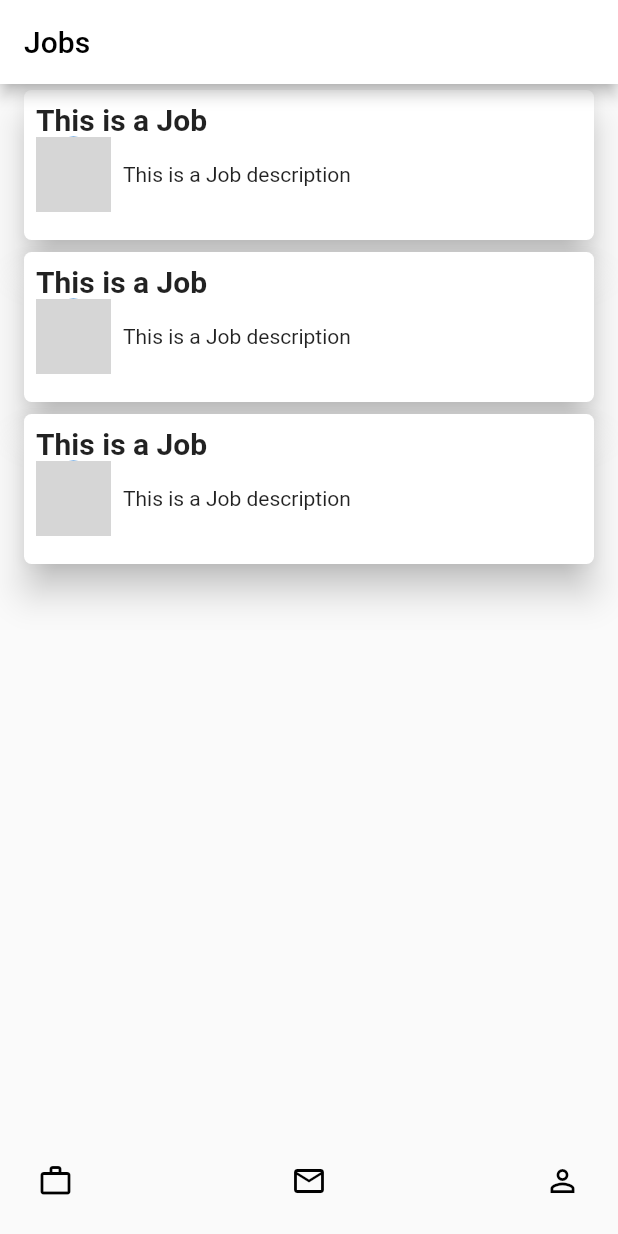
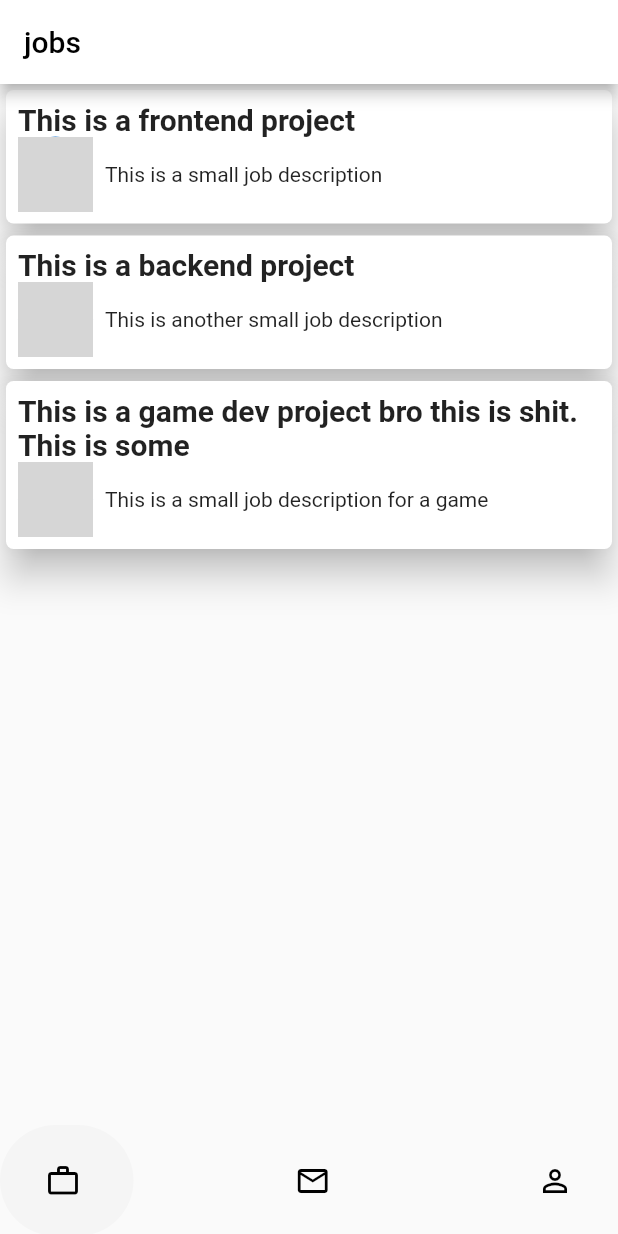
Before and after one commit to Lioncat2002/A-job-board, a Flutter app: the screen it shows after launch, on a phone screen of 412 x 824 dp. Run offline on Flutter 3.47's test engine with Material 2 defaults, Android fonts, the phone set to English and light mode, and no system bars; drawn by our look-alikes of google_nav_bar; network calls fail; grey boxes are pictures that could not be loaded.

Commit message:
feat: pages now working

```diff
--- a/lib/components/card.dart
+++ b/lib/components/card.dart
@@ -1,50 +1,111 @@
-import 'dart:html';
-
 import 'package:flutter/material.dart';
 
-InkWell jobCard(BuildContext context) {
-  return InkWell(
-    onTap: () => showDialog(
+class JobCard extends StatefulWidget {
+  final String jobTitle;
+
+  final String jobDescription;
+
+  final String smallJobDescription;
+
+  const JobCard({
+    super.key,
+    required this.jobTitle,
+    required this.smallJobDescription,
+    required this.jobDescription,
+  });
+
+  @override
+  State<StatefulWidget> createState() => JobCardState();
+}
+
+class JobCardState extends State<JobCard> {
+  @override
+  Widget build(BuildContext context) {
+    return InkWell(
+      onTap: () => generateDialog(context),
+      child: Card(
+        elevation: 10,
+        shadowColor: Colors.black,
+        shape: const RoundedRectangleBorder(
+          borderRadius: BorderRadius.all(Radius.circular(5)),
+        ),
+        child: Flexible(
+          //flex: 3,
+          child: Padding(
+            padding: const EdgeInsets.all(8.0),
+            child: Column(
+              crossAxisAlignment: CrossAxisAlignment.start,
+              children: [
+                Text(
+                  //title
+                  widget.jobTitle,
+                  style: const TextStyle(
+                    fontWeight: FontWeight.w600,
+                    fontSize: 20,
+                  ),
+                ),
+                Row(
+                  children: [
+                    const CircleAvatar(
+                      radius: 25,
+                      backgroundImage: NetworkImage("https://picsum.photos/50"),
+                    ),
+                    Padding(
+                      padding: const EdgeInsets.all(8.0),
+                      child: Text(widget.smallJobDescription),
+                    ),
+                  ],
+                ),
+              ],
+            ),
+          ),
+        ),
+      ),
+    );
+  }
+
+  Future<dynamic> generateDialog(BuildContext context) {
+    return showDialog(
       context: context,
       builder: (BuildContext context) {
         return Dialog(
-          child: SizedBox(
-            width: 200,
-            height: 350,
+          child: Flexible(
             child: Padding(
               padding: const EdgeInsets.all(8.0),
               child: SingleChildScrollView(
                 child: Column(
-                  //crossAxisAlignment: CrossAxisAlignment.start,
                   children: [
                     Row(
-                      children: const [
-                        CircleAvatar(
+                      children: [
+                        const CircleAvatar(
                           radius: 25,
                           backgroundImage:
                               NetworkImage("https://picsum.photos/50"),
                         ),
-                        Padding(padding: EdgeInsets.all(4)),
-                        Text(
-                          //title
-                          "This is a Job",
-                          style: TextStyle(
-                            fontWeight: FontWeight.w600,
-                            fontSize: 20,
+                        const Padding(padding: EdgeInsets.all(4)),
+                        Flexible(
+                          child: Text(
+                            //title
+                            widget.jobTitle,
+                            style: const TextStyle(
+                              fontWeight: FontWeight.w600,
+                              fontSize: 20,
+                            ),
                           ),
                         ),
                       ],
                     ),
-                    const Text(
+                    Text(
+                      widget.jobDescription,
                       //title
-                      "Lorem ipsum dolor sit amet, consectetur adipiscing elit, sed do"
-                      "eiusmod tempor incididunt ut labore et dolore magna aliqua."
-                      " Ut enim ad minim veniam, quis nostrud exercitation ullamco "
-                      "laboris nisi ut aliquip ex ea commodo consequat. Duis aute irure "
-                      "dolor in reprehenderit in voluptate velit esse cillum dolore eu "
-                      "fugiat nulla pariatur. Excepteur sint occaecat cupidatat non proident,"
-                      " sunt in culpa qui officia deserunt mollit anim id est laborum.",
-                      style: TextStyle(
+                      //"Lorem ipsum dolor sit amet, consectetur adipiscing elit, sed do"
+                      //"eiusmod tempor incididunt ut labore et dolore magna aliqua."
+                      //" Ut enim ad minim veniam, quis nostrud exercitation ullamco "
+                      //"laboris nisi ut aliquip ex ea commodo consequat. Duis aute irure "
+                      //"dolor in reprehenderit in voluptate velit esse cillum dolore eu "
+                      //"fugiat nulla pariatur. Excepteur sint occaecat cupidatat non proident,"
+                      //" sunt in culpa qui officia deserunt mollit anim id est laborum.",
+                      style: const TextStyle(
                         fontWeight: FontWeight.w400,
                         fontSize: 15,
                       ),
@@ -64,45 +125,6 @@ InkWell jobCard(BuildContext context) {
           ),
         );
       },
-    ),
-    child: Card(
-      elevation: 10,
-      shadowColor: Colors.black,
-      shape: const RoundedRectangleBorder(
-        borderRadius: BorderRadius.all(Radius.circular(5)),
-      ),
-      child: SizedBox(
-        width: 380,
-        height: 100,
-        child: Padding(
-          padding: const EdgeInsets.all(8.0),
-          child: Column(
-            crossAxisAlignment: CrossAxisAlignment.start,
-            children: [
-              const Text(
-                //title
-                "This is a Job",
-                style: TextStyle(
-                  fontWeight: FontWeight.w600,
-                  fontSize: 20,
-                ),
-              ),
-              Row(
-                children: const [
-                  CircleAvatar(
-                    radius: 25,
-                    backgroundImage: NetworkImage("https://picsum.photos/50"),
-                  ),
-                  Padding(
-                    padding: EdgeInsets.all(8.0),
-                    child: Text("This is a Job description"),
-                  ),
-                ],
-              ),
-            ],
-          ),
-        ),
-      ),
-    ),
-  );
+    );
+  }
 }
--- a/lib/components/nav_bar.dart
+++ /dev/null
@@ -1,16 +0,0 @@
-import 'package:flutter/material.dart';
-import 'package:google_nav_bar/google_nav_bar.dart';
-
-GNav navBar() {
-  return const GNav(tabs: [
-    GButton(
-      icon: Icons.work_outline,
-    ),
-    GButton(
-      icon: Icons.mail_outline,
-    ),
-    GButton(
-      icon: Icons.person_outline,
-    ),
-  ]);
-}
--- a/lib/main.dart
+++ b/lib/main.dart
@@ -1,8 +1,7 @@
 import 'package:flutter/material.dart';
 import 'package:flutter/services.dart';
-
-import 'components/card.dart';
-import 'components/nav_bar.dart';
+import 'package:google_nav_bar/google_nav_bar.dart';
+import 'package:job_board/pages/job_page.dart';
 
 void main() {
   runApp(const MyApp());
@@ -16,7 +15,7 @@ class MyApp extends StatelessWidget {
   @override
   Widget build(BuildContext context) {
     return MaterialApp(
-      title: 'Flutter Demo',
+      title: 'Job Board',
       theme: ThemeData(
         primarySwatch: Colors.blue,
       ),
@@ -35,33 +34,71 @@ class HomePage extends StatefulWidget {
 
 class _MyHomePageState extends State<HomePage> {
   final GlobalKey<ScaffoldState> _scaffoldKey = GlobalKey<ScaffoldState>();
+  int selectedidx = 0;
+  static final List<Widget> _titles = [
+    const Text(
+      "jobs",
+      style: TextStyle(color: Colors.black),
+    ),
+    const Text(
+      "messages",
+      style: TextStyle(color: Colors.black),
+    ),
+    const Text(
+      "profile",
+      style: TextStyle(color: Colors.black),
+    ),
+  ];
+  static final List<Widget> _pages = [
+    const Job(),
+    const Center(
+      child: Text("Messages"),
+    ),
+    const Center(
+      child: Text("Profile"),
+    ),
+  ];
   @override
   Widget build(BuildContext context) {
     return Scaffold(
       key: _scaffoldKey,
       drawerEnableOpenDragGesture: false,
-      endDrawer: const Drawer(
-        child: Text("Yomama"),
-        width: 350,
-      ),
       appBar: AppBar(
         automaticallyImplyLeading: false,
         backgroundColor: Colors.white,
-        title: const Text(
-          "Jobs",
-          style: TextStyle(color: Colors.black),
-        ),
+        title: _titles.elementAt(selectedidx),
       ),
-      body: Center(
-        child: Column(
-          children: [
-            jobCard(context),
-            jobCard(context),
-            jobCard(context),
-          ],
-        ),
+      body: SafeArea(
+        child: _pages.elementAt(selectedidx),
+      ), //for changes the pages
+      bottomNavigationBar: GNav(
+        rippleColor: Colors.grey[300]!,
+        hoverColor: Colors.grey[100]!,
+        gap: 5,
+        activeColor: Colors.black,
+        iconSize: 24,
+        padding: const EdgeInsets.symmetric(horizontal: 30, vertical: 25),
+        duration: const Duration(milliseconds: 400),
+        tabBackgroundColor: Colors.grey[100]!,
+        color: Colors.black,
+        tabs: const [
+          GButton(
+            icon: Icons.work_outline,
+          ),
+          GButton(
+            icon: Icons.mail_outline,
+          ),
+          GButton(
+            icon: Icons.person_outline,
+          ),
+        ],
+        selectedIndex: selectedidx,
+        onTabChange: (index) {
+          setState(() {
+            selectedidx = index;
+          });
+        },
       ),
-      bottomNavigationBar: navBar(),
     );
   }
 }
--- /dev/null
+++ b/lib/pages/job_page.dart
@@ -0,0 +1,42 @@
+import 'package:flutter/material.dart';
+
+import '../components/card.dart';
+
+class Job extends StatelessWidget {
+  const Job({
+    Key? key,
+  }) : super(key: key);
+
+  @override
+  Widget build(BuildContext context) {
+    return Center(
+      child: Column(
+        children: const [
+          JobCard(
+            jobTitle: "This is a frontend project",
+            smallJobDescription: "This is a small job description",
+            jobDescription: "Big job description",
+          ),
+          JobCard(
+            jobTitle: "This is a backend project",
+            smallJobDescription: "This is another small job description",
+            jobDescription: "Big job description",
+          ),
+          JobCard(
+            jobTitle:
+                "This is a game dev project bro this is shit. This is some",
+            smallJobDescription: "This is a small job description for a game",
+            jobDescription:
+                "Lorem ipsum dolor sit amet, consectetur adipiscing elit, sed do"
+                "eiusmod tempor incididunt ut labore et dolore magna aliqua."
+                " Ut enim ad minim veniam, quis nostrud exercitation ullamco "
+                "laboris nisi ut aliquip ex ea commodo consequat. Duis aute irure "
+                "dolor in reprehenderit in voluptate velit esse cillum dolore eu "
+                "fugiat nulla pariatur. Excepteur sint occaecat cupidatat non proident,"
+                " sunt in culpa qui officia deserunt mollit anim id est laborum.",
+          ),
+        ],
+      ),
+    );
+  }
+}
```
